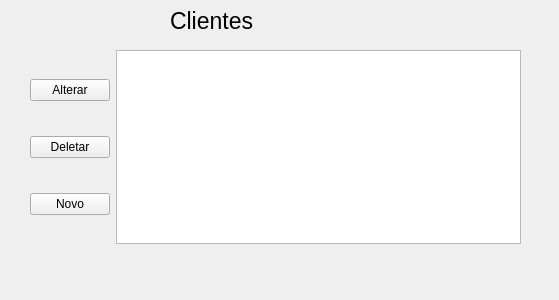
Qt form clientes.ui (GabR36/QEstoqueLoja) before a commit.
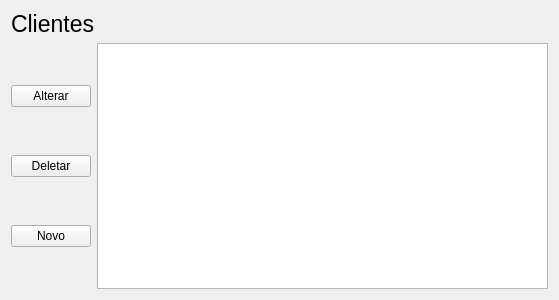
The same form after that commit.

Commit message: adiciona tabela clientes e id cliente em vendas

The edit to the form file:
```diff
--- a/clientes.ui
+++ b/clientes.ui
@@ -13,15 +13,9 @@
   <property name="windowTitle">
    <string>Clientes</string>
   </property>
+  <layout class="QGridLayout" name="gridLayout">
+   <item row="0" column="0">
   <widget class="QLabel" name="lbl_Titulo">
-   <property name="geometry">
-    <rect>
-     <x>170</x>
-     <y>10</y>
-     <width>121</width>
-     <height>21</height>
-    </rect>
-   </property>
    <property name="font">
     <font>
      <pointsize>17</pointsize>
@@ -31,15 +25,8 @@
     <string>Clientes</string>
    </property>
   </widget>
-  <widget class="QWidget" name="layoutWidget">
-   <property name="geometry">
-    <rect>
-     <x>30</x>
-     <y>50</y>
-     <width>491</width>
-     <height>194</height>
-    </rect>
-   </property>
+   </item>
+   <item row="1" column="0">
    <layout class="QHBoxLayout" name="horizontalLayout">
     <item>
      <layout class="QVBoxLayout" name="verticalLayout">
@@ -77,7 +64,8 @@
      </widget>
     </item>
    </layout>
-  </widget>
+   </item>
+  </layout>
  </widget>
  <resources/>
  <connections/>
```
Lines whose indentation alone changed are shown as unchanged. The commit also changes 6 other files.
